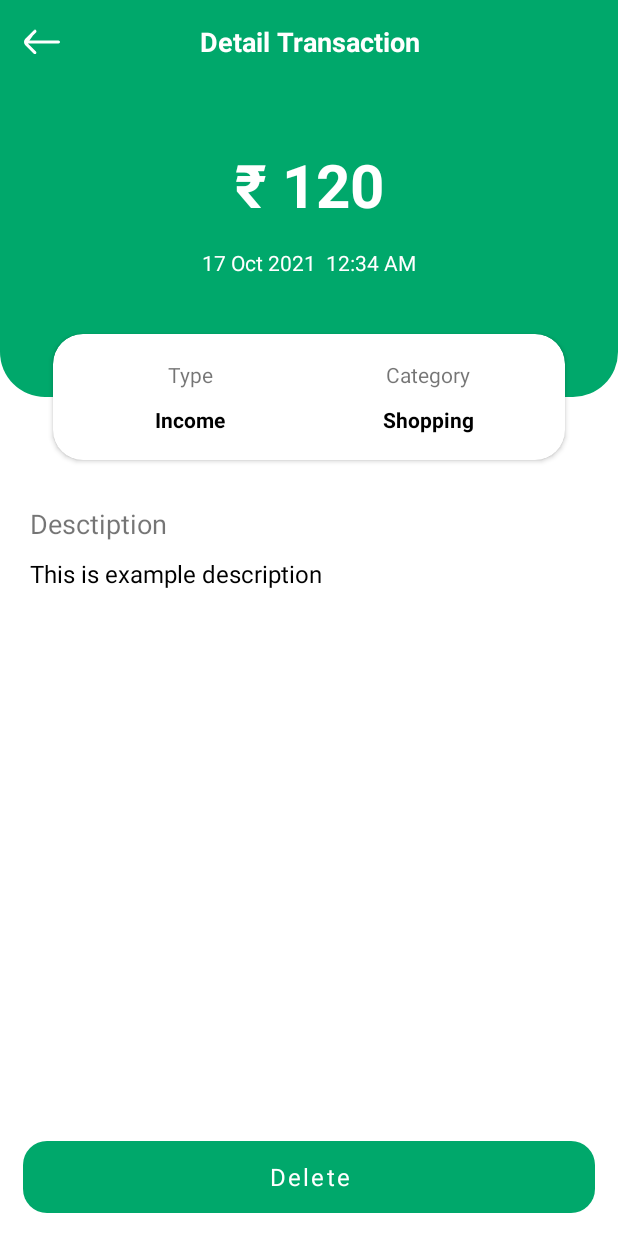
After one commit to OmkarBhostekar/MoneyX, an Android app: the DetailFragment screen opened through its navigation route, on a phone screen of 412 x 824 dp. The commit adds this screen. Run offline under Robolectric (Android 15) with nearby library versions, the phone set to English and light mode, and no system bars; our stand-ins replace Dagger/Hilt's generated code, Firebase (no records; nobody signed in at launch, a user with empty details on screens opened directly); Roboto replaces fonts that are not available here; 1 statement that could not run was skipped.

Commit message:
transaction detail screen and delete implemented

```diff
--- a/app/src/main/java/com/omkarcodes/moneyx/ui/home/adapters/TransactionDateAdapter.kt
+++ b/app/src/main/java/com/omkarcodes/moneyx/ui/home/adapters/TransactionDateAdapter.kt
@@ -12,7 +12,8 @@ class TransactionDateAdapter(
     val data: Map<String,List<Transaction>>,
     val keys: List<String>,
     val today: String,
-    val yesterday: String
+    val yesterday: String,
+    private val listener: TransactionAdapter.OnClickListener
 ) : RecyclerView.Adapter<TransactionDateAdapter.ViewHolder>() {
 
     override fun onCreateViewHolder(parent: ViewGroup, viewType: Int): ViewHolder {
@@ -36,7 +37,7 @@ class TransactionDateAdapter(
                 tvDate.text = if (key == today) "Today" else if (key == yesterday) "Yesterday" else key
                 val orderedList = list!!.sortedByDescending { t -> (t.date+ " "+t.time).toDateInMillis() }
                 rvTransactions.layoutManager = LinearLayoutManager(root.context)
-                rvTransactions.adapter = TransactionAdapter(orderedList)
+                rvTransactions.adapter = TransactionAdapter(orderedList,listener)
             }
 
         }
--- /dev/null
+++ b/app/src/main/java/com/omkarcodes/moneyx/ui/home/fragments/DetailFragment.kt
@@ -0,0 +1,77 @@
+package com.omkarcodes.moneyx.ui.home.fragments
+
+import android.annotation.SuppressLint
+import android.os.Bundle
+import android.view.View
+import android.widget.Toast
+import androidx.core.content.ContextCompat
+import androidx.fragment.app.Fragment
+import androidx.fragment.app.activityViewModels
+import androidx.navigation.fragment.findNavController
+import androidx.navigation.fragment.navArgs
+import com.omkarcodes.moneyx.R
+import com.omkarcodes.moneyx.comman.Constants
+import com.omkarcodes.moneyx.comman.Resource
+import com.omkarcodes.moneyx.databinding.FragmentDetailBinding
+import com.omkarcodes.moneyx.ui.home.HomeViewModel
+import dagger.hilt.android.AndroidEntryPoint
+
+@AndroidEntryPoint
+class DetailFragment : Fragment(R.layout.fragment_detail){
+
+    private var _binding: FragmentDetailBinding? = null
+    private val binding: FragmentDetailBinding
+        get() = _binding!!
+    private val viewModel: HomeViewModel by activityViewModels()
+    private val args: DetailFragmentArgs by navArgs()
+
+    @SuppressLint("SetTextI18n")
+    override fun onViewCreated(view: View, savedInstanceState: Bundle?) {
+        super.onViewCreated(view, savedInstanceState)
+        _binding = FragmentDetailBinding.bind(view)
+
+        binding.apply {
+            args.transaction?.let { t ->
+
+                if (t.type == "expense"){
+                    toolbar.setBackgroundColor(ContextCompat.getColor(requireContext(),R.color.expenseRed))
+                    clBackground.background = ContextCompat.getDrawable(requireContext(),R.drawable.bg_expense_detail)
+                    btnDelete.setBackgroundColor(ContextCompat.getColor(requireContext(),R.color.expenseRed))
+                    tvCategory.text = Constants.expenseCategory.find { e -> e.id == t.categoryId }?.title
+                }else{
+                    tvCategory.text = Constants.incomeCategory.find { i -> i.id == t.categoryId }?.title
+                }
+                tvType.text = t.type.capitalize()
+                tvDate.text = "${t.date}  ${t.time}"
+                tvDesc.text = t.description
+                tvAmount.text = "₹ ${t.amount}"
+
+                btnDelete.setOnClickListener {
+                    viewModel.deleteTransaction(t)
+                }
+            }
+        }
+
+        viewModel.deleteTransaction.observe(viewLifecycleOwner,{
+            when(it){
+                is Resource.Success -> {
+                    viewModel.getTransactions()
+                    Toast.makeText(requireContext(), it.data, Toast.LENGTH_SHORT).show()
+                    findNavController().popBackStack()
+                    viewModel.clearDeletedTransaction()
+                }
+                is Resource.Error -> {
+                    Toast.makeText(requireContext(), it.message, Toast.LENGTH_SHORT).show()
+                    findNavController().popBackStack()
+                    viewModel.clearDeletedTransaction()
+                }
+            }
+        })
+
+    }
+
+     override fun onDestroy() {
+        super.onDestroy()
+        _binding = null
+    }
+}
--- /dev/null
+++ b/app/src/main/res/drawable/bg_expense_detail.xml
@@ -0,0 +1,6 @@
+<?xml version="1.0" encoding="utf-8"?>
+<shape xmlns:android="http://schemas.android.com/apk/res/android" android:shape="rectangle">
+    <solid android:color="@color/expenseRed"/>
+    <corners android:bottomRightRadius="30dp"
+        android:bottomLeftRadius="30dp"/>
+</shape>
--- /dev/null
+++ b/app/src/main/res/drawable/bg_income_detail.xml
@@ -0,0 +1,6 @@
+<?xml version="1.0" encoding="utf-8"?>
+<shape xmlns:android="http://schemas.android.com/apk/res/android" android:shape="rectangle">
+    <solid android:color="@color/incomeGreen"/>
+    <corners android:bottomRightRadius="30dp"
+        android:bottomLeftRadius="30dp"/>
+</shape>
--- /dev/null
+++ b/app/src/main/res/layout/fragment_detail.xml
@@ -0,0 +1,186 @@
+<?xml version="1.0" encoding="utf-8"?>
+<androidx.constraintlayout.widget.ConstraintLayout xmlns:android="http://schemas.android.com/apk/res/android"
+    xmlns:app="http://schemas.android.com/apk/res-auto"
+    xmlns:tools="http://schemas.android.com/tools"
+    android:layout_width="match_parent"
+    android:layout_height="match_parent"
+    android:background="@color/white"
+    android:id="@+id/mainCl">
+
+    <androidx.constraintlayout.widget.ConstraintLayout
+        android:id="@+id/toolbar"
+        android:layout_width="match_parent"
+        android:layout_height="56dp"
+        android:background="@color/incomeGreen"
+        app:layout_constraintTop_toTopOf="parent">
+
+        <ImageView
+            android:id="@+id/btnBack"
+            android:layout_width="0dp"
+            android:layout_height="match_parent"
+            android:padding="12dp"
+            android:src="@drawable/ic_arrow_left"
+            app:layout_constraintDimensionRatio="1"
+            app:layout_constraintStart_toStartOf="parent"
+            app:layout_constraintTop_toTopOf="parent"
+            app:tint="@color/white" />
+
+        <TextView
+            android:id="@+id/tvTitle"
+            android:layout_width="match_parent"
+            android:layout_height="match_parent"
+            android:layout_marginHorizontal="48dp"
+            android:gravity="center"
+            android:maxLines="1"
+            android:text="Detail Transaction"
+            android:textColor="@color/white"
+            android:textSize="18sp"
+            android:textStyle="bold"
+            app:layout_constraintBottom_toBottomOf="parent"
+            app:layout_constraintTop_toTopOf="parent" />
+    </androidx.constraintlayout.widget.ConstraintLayout>
+
+    <androidx.constraintlayout.widget.ConstraintLayout
+        android:id="@+id/clBackground"
+        android:layout_width="match_parent"
+        android:layout_height="wrap_content"
+        android:background="@drawable/bg_income_detail"
+        android:paddingBottom="80dp"
+        app:layout_constraintTop_toBottomOf="@id/toolbar">
+
+        <TextView
+            android:id="@+id/tvAmount"
+            android:layout_width="match_parent"
+            android:layout_height="wrap_content"
+            android:layout_marginHorizontal="20dp"
+            android:layout_marginTop="40dp"
+            android:gravity="center"
+            android:text="₹ 120"
+            android:textColor="@color/white"
+            android:textSize="40sp"
+            android:textStyle="bold"
+            app:layout_constraintTop_toTopOf="parent"
+            tools:layout_editor_absoluteX="20dp" />
+
+        <TextView
+            android:id="@+id/tvDate"
+            android:layout_width="match_parent"
+            android:layout_height="wrap_content"
+            android:layout_marginHorizontal="20dp"
+            android:layout_marginTop="15dp"
+            android:gravity="center"
+            android:text="17 Oct 2021  12:34 AM"
+            android:textColor="@color/white"
+            android:textSize="14sp"
+            app:layout_constraintTop_toBottomOf="@id/tvAmount" />
+
+    </androidx.constraintlayout.widget.ConstraintLayout>
+
+    <androidx.cardview.widget.CardView
+        android:id="@+id/cardView"
+        android:layout_width="match_parent"
+        android:layout_height="wrap_content"
+        android:layout_marginHorizontal="35dp"
+        app:cardCornerRadius="20dp"
+        app:layout_constraintBottom_toBottomOf="@+id/clBackground"
+        app:layout_constraintTop_toBottomOf="@id/clBackground"
+        tools:layout_editor_absoluteX="30dp">
+
+        <LinearLayout
+            android:layout_width="match_parent"
+            android:layout_height="wrap_content"
+            android:orientation="horizontal"
+            android:padding="12dp">
+
+            <LinearLayout
+                android:layout_width="match_parent"
+                android:layout_height="wrap_content"
+                android:layout_weight="1"
+                android:orientation="vertical">
+
+                <TextView
+                    android:layout_width="match_parent"
+                    android:layout_height="30dp"
+                    android:layout_weight="1"
+                    android:gravity="center"
+                    android:text="Type"
+                    tools:ignore="NestedWeights" />
+
+                <TextView
+                    android:id="@+id/tvType"
+                    android:layout_width="match_parent"
+                    android:layout_height="30dp"
+                    android:layout_weight="1"
+                    android:gravity="center"
+                    android:text="Income"
+                    android:textColor="@color/black"
+                    android:textStyle="bold" />
+            </LinearLayout>
+
+            <LinearLayout
+                android:layout_width="match_parent"
+                android:layout_height="wrap_content"
+                android:layout_weight="1"
+                android:orientation="vertical">
+
+                <TextView
+                    android:layout_width="match_parent"
+                    android:layout_height="30dp"
+                    android:layout_weight="1"
+                    android:gravity="center"
+                    android:text="Category"
+                    tools:ignore="NestedWeights" />
+
+                <TextView
+                    android:id="@+id/tvCategory"
+                    android:layout_width="match_parent"
+                    android:layout_height="30dp"
+                    android:layout_weight="1"
+                    android:gravity="center"
+                    android:text="Shopping"
+                    android:textColor="@color/black"
+                    android:textStyle="bold" />
+            </LinearLayout>
+        </LinearLayout>
+    </androidx.cardview.widget.CardView>
+
+    <TextView
+        android:id="@+id/textView4"
+        android:layout_width="wrap_content"
+        android:layout_height="wrap_content"
+        android:layout_marginStart="20dp"
+        android:layout_marginTop="30dp"
+        android:text="Desctiption"
+        android:textSize="18sp"
+        app:layout_constraintStart_toStartOf="parent"
+        app:layout_constraintTop_toBottomOf="@+id/cardView" />
+
+    <TextView
+        android:id="@+id/tvDesc"
+        android:layout_width="wrap_content"
+        android:layout_height="wrap_content"
+        android:text="This is example description"
+        android:textColor="@color/black"
+        android:textSize="16sp"
+        android:layout_marginTop="10dp"
+        app:layout_constraintStart_toStartOf="@+id/textView4"
+        app:layout_constraintTop_toBottomOf="@+id/textView4" />
+    <com.google.android.material.button.MaterialButton
+        android:id="@+id/btnDelete"
+        android:layout_width="match_parent"
+        android:layout_height="wrap_content"
+        android:layout_marginHorizontal="15dp"
+        android:insetTop="0dp"
+        android:insetBottom="0dp"
+        android:textSize="16sp"
+        android:text="Delete"
+        android:layout_marginBottom="15dp"
+        app:backgroundTint="@color/incomeGreen"
+        android:textAllCaps="false"
+        app:cornerRadius="16dp"
+        style="@style/Widget.MaterialComponents.Button.UnelevatedButton"
+        app:elevation="0dp"
+        android:layout_marginTop="50dp"
+        app:layout_constraintBottom_toBottomOf="parent"/>
+
+</androidx.constraintlayout.widget.ConstraintLayout>
--- a/app/src/main/res/layout/fragment_main.xml
+++ b/app/src/main/res/layout/fragment_main.xml
@@ -9,6 +9,7 @@
         android:id="@+id/vpMain"
         android:layout_width="match_parent"
         android:layout_height="match_parent"
+        android:layout_marginBottom="?actionBarSize"
         android:layout_gravity="top"/>
 
     <com.google.android.material.floatingactionbutton.FloatingActionButton
--- a/app/src/main/res/layout/fragment_transactions.xml
+++ b/app/src/main/res/layout/fragment_transactions.xml
@@ -14,12 +14,13 @@
         app:layout_constraintTop_toTopOf="parent">
 
         <com.google.android.material.button.MaterialButton
+            android:id="@+id/btnMonth"
             style="@style/Widget.MaterialComponents.Button.UnelevatedButton"
             android:layout_width="wrap_content"
             android:layout_height="48dp"
             android:drawableTint="@color/colorGrey"
             android:paddingHorizontal="12dp"
-            android:text="October"
+            android:text="-"
             android:textAllCaps="false"
             android:textColor="@color/black"
             android:textSize="11sp"
--- a/app/src/main/res/navigation/nav_graph.xml
+++ b/app/src/main/res/navigation/nav_graph.xml
@@ -90,6 +90,9 @@
         <action
             android:id="@+id/action_mainFragment_to_newTransactionFragment"
             app:destination="@id/newTransactionFragment" />
+        <action
+            android:id="@+id/action_mainFragment_to_detailFragment"
+            app:destination="@id/detailFragment" />
     </fragment>
     <fragment
         android:id="@+id/newTransactionFragment"
@@ -100,4 +103,14 @@
             app:argType="boolean"
             android:defaultValue="true" />
     </fragment>
+    <fragment
+        android:id="@+id/detailFragment"
+        android:name="com.omkarcodes.moneyx.ui.home.fragments.DetailFragment"
+        android:label="DetailFragment" >
+        <argument
+            android:name="transaction"
+            app:argType="com.omkarcodes.moneyx.ui.home.Transaction"
+            app:nullable="true"
+            android:defaultValue="@null" />
+    </fragment>
 </navigation>
```
Also changed, not shown: app/src/main/java/com/omkarcodes/moneyx/ui/home/HomeViewModel.kt (+21 -15 lines), app/src/main/java/com/omkarcodes/moneyx/ui/home/Transaction.kt (+8 -1 lines), app/src/main/java/com/omkarcodes/moneyx/ui/home/adapters/TransactionAdapter.kt (+9 -2 lines), app/src/main/java/com/omkarcodes/moneyx/ui/home/fragments/HomeFragment.kt (+10 -3 lines), app/src/main/java/com/omkarcodes/moneyx/ui/home/fragments/MainFragment.kt (+11 -0 lines), app/src/main/java/com/omkarcodes/moneyx/ui/home/fragments/TransactionsFragment.kt (+22 -3 lines), app/src/main/res/layout/fragment_new_transaction.xml (+36 -54 lines).
